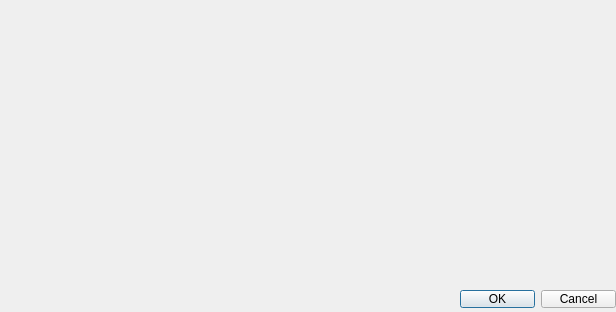
Qt form dialogfullscreen.ui (birolkuyumcu/TargetDetection) before a commit.
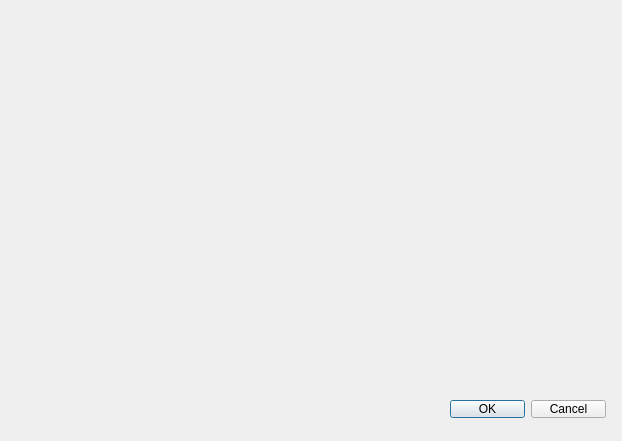
The same form after that commit.

```diff
--- a/dialogfullscreen.ui
+++ b/dialogfullscreen.ui
@@ -6,8 +6,8 @@
    <rect>
     <x>0</x>
     <y>0</y>
-    <width>616</width>
-    <height>312</height>
+    <width>622</width>
+    <height>441</height>
    </rect>
   </property>
   <property name="windowTitle">
@@ -19,8 +19,8 @@
   <widget class="QDialogButtonBox" name="buttonBox">
    <property name="geometry">
     <rect>
-     <x>460</x>
-     <y>290</y>
+     <x>450</x>
+     <y>400</y>
      <width>156</width>
      <height>18</height>
     </rect>
@@ -35,8 +35,8 @@
   <widget class="QLabel" name="label">
    <property name="geometry">
     <rect>
-     <x>0</x>
-     <y>0</y>
+     <x>10</x>
+     <y>10</y>
      <width>480</width>
      <height>360</height>
     </rect>
```
